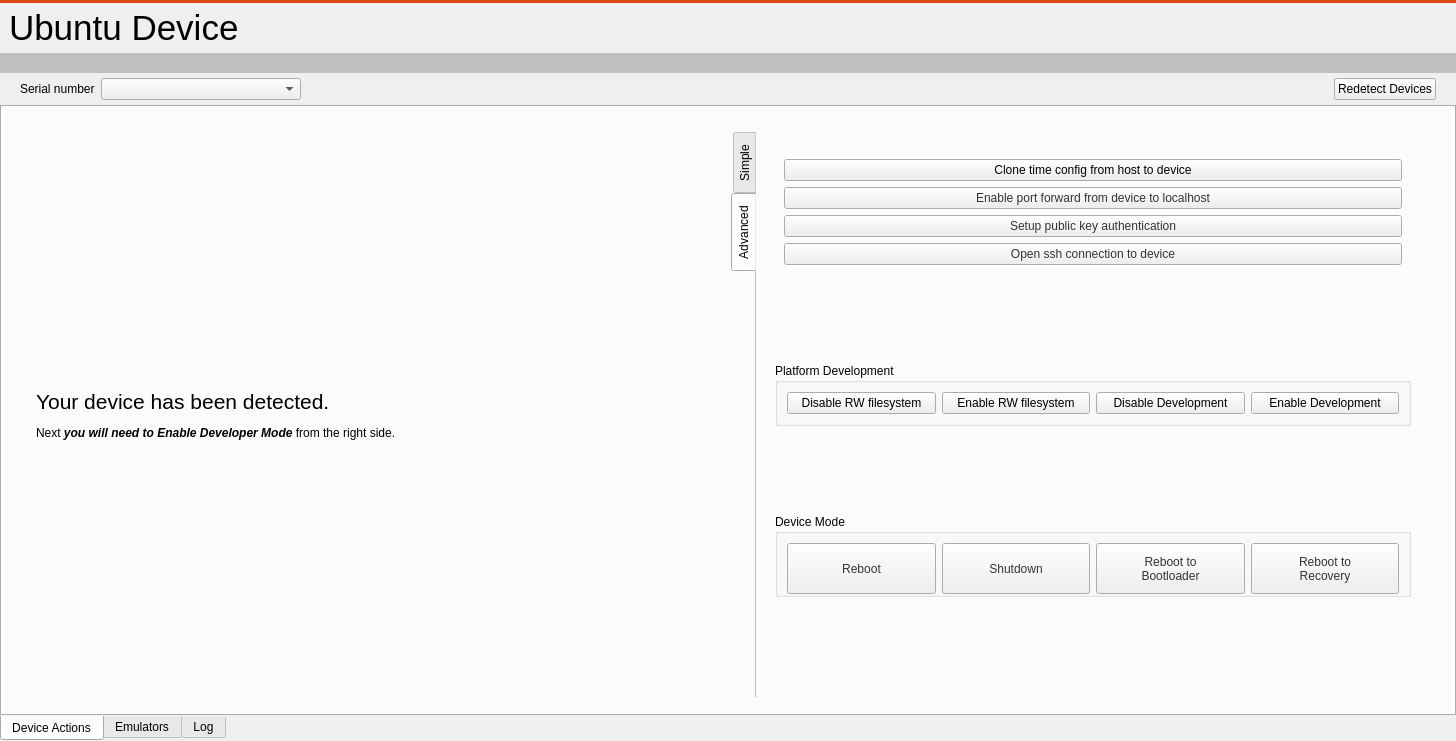
Old version of the form src/ubuntu/ubuntudeviceswidget.ui in the repository runelabs/qtcreator-plugin-ubuntu.
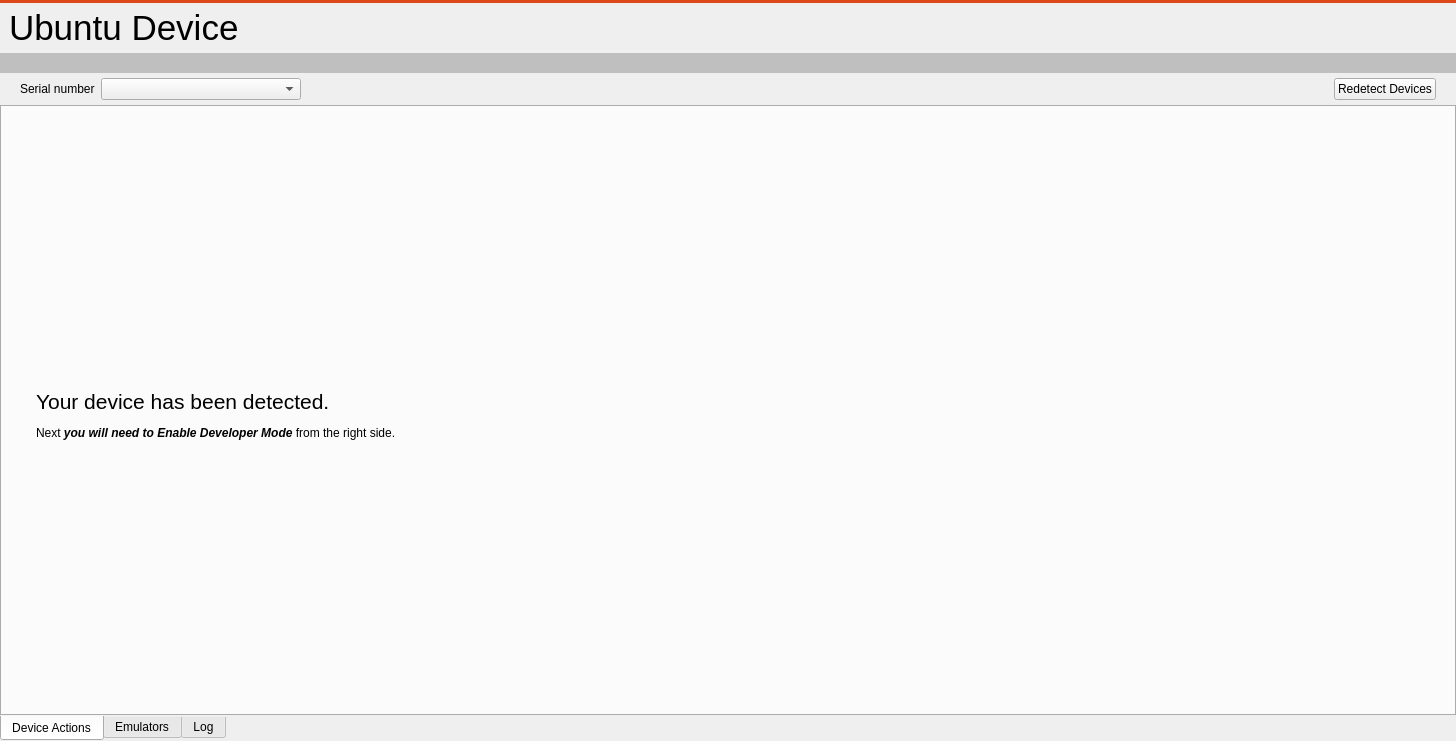
New version of the form. The open tabs and pages were chosen to show the change. Custom widgets are drawn as their Qt base class.

Commit message: more work on device support

What changed in the file:
```diff
--- a/src/ubuntu/ubuntudeviceswidget.ui
+++ b/src/ubuntu/ubuntudeviceswidget.ui
@@ -490,310 +490,9 @@
                        </widget>
                       </item>
                       <item>
-                       <widget class="QTabWidget" name="tabWidget_DeviceControlInput">
-                        <property name="tabPosition">
-                         <enum>QTabWidget::West</enum>
-                        </property>
-                        <property name="currentIndex">
-                         <number>1</number>
-                        </property>
-                        <property name="documentMode">
-                         <bool>true</bool>
-                        </property>
-                        <widget class="QWidget" name="tab_DeviceControlSimple">
-                         <attribute name="title">
-                          <string>Simple</string>
-                         </attribute>
-                         <layout class="QVBoxLayout" name="verticalLayout_6">
-                          <item>
-                           <widget class="QWidget" name="widget_2" native="true">
-                            <layout class="QVBoxLayout" name="verticalLayout_5">
-                             <item>
-                              <spacer name="verticalSpacer">
-                               <property name="orientation">
-                                <enum>Qt::Vertical</enum>
-                               </property>
-                               <property name="sizeHint" stdset="0">
-                                <size>
-                                 <width>20</width>
-                                 <height>40</height>
-                                </size>
-                               </property>
-                              </spacer>
-                             </item>
-                             <item>
-                              <widget class="QPushButton" name="pushButtonSshInstall">
-                               <property name="font">
-                                <font>
-                                 <family>Ubuntu</family>
-                                 <pointsize>12</pointsize>
-                                 <weight>50</weight>
-                                 <italic>false</italic>
-                                 <bold>false</bold>
-                                </font>
-                               </property>
-                               <property name="styleSheet">
-                                <string notr="true">padding: 10; color: #333</string>
-                               </property>
-                               <property name="text">
-                                <string>Enable Developer Mode</string>
-                               </property>
-                               <property name="flat">
-                                <bool>false</bool>
-                               </property>
-                              </widget>
-                             </item>
-                             <item>
-                              <widget class="QPushButton" name="pushButtonSshRemove">
-                               <property name="font">
-                                <font>
-                                 <family>Ubuntu</family>
-                                 <pointsize>12</pointsize>
-                                </font>
-                               </property>
-                               <property name="styleSheet">
-                                <string notr="true">padding: 10; color: #333</string>
-                               </property>
-                               <property name="text">
-                                <string>Disable Developer Mode</string>
-                               </property>
-                              </widget>
-                             </item>
-                             <item>
-                              <spacer name="verticalSpacer_2">
-                               <property name="orientation">
-                                <enum>Qt::Vertical</enum>
-                               </property>
-                               <property name="sizeHint" stdset="0">
-                                <size>
-                                 <width>20</width>
-                                 <height>40</height>
-                                </size>
-                               </property>
-                              </spacer>
-                             </item>
-                            </layout>
-                           </widget>
-                          </item>
-                         </layout>
-                        </widget>
-                        <widget class="QWidget" name="tab_DeviceControlAdvanced">
-                         <attribute name="title">
-                          <string>Advanced</string>
-                         </attribute>
-                         <layout class="QVBoxLayout" name="verticalLayout_10">
-                          <item>
-                           <widget class="QWidget" name="widgetSshProperties" native="true">
-                            <layout class="QVBoxLayout" name="verticalLayout_21">
-                             <item>
-                              <widget class="QWidget" name="widgetMovedToSettings" native="true">
-                               <layout class="QVBoxLayout" name="verticalLayout_9">
-                                <item>
-                                 <widget class="QPushButton" name="pushButtonCloneTimeConfig">
-                                  <property name="text">
-                                   <string>Clone time config from host to device</string>
-                                  </property>
-                                 </widget>
-                                </item>
-                                <item>
-                                 <widget class="QPushButton" name="pushButtonPortForward">
-                                  <property name="styleSheet">
-                                   <string notr="true">color: #333</string>
-                                  </property>
-                                  <property name="text">
-                                   <string>Enable port forward from device to localhost</string>
-                                  </property>
-                                 </widget>
-                                </item>
-                                <item>
-                                 <widget class="QPushButton" name="pushButtonSshSetupPublicKey">
-                                  <property name="enabled">
-                                   <bool>true</bool>
-                                  </property>
-                                  <property name="styleSheet">
-                                   <string notr="true">color: #333</string>
-                                  </property>
-                                  <property name="text">
-                                   <string>Setup public key authentication</string>
-                                  </property>
-                                 </widget>
-                                </item>
-                                <item>
-                                 <widget class="QPushButton" name="pushButtonSshConnect">
-                                  <property name="styleSheet">
-                                   <string notr="true">color: #333</string>
-                                  </property>
-                                  <property name="text">
-                                   <string>Open ssh connection to device</string>
-                                  </property>
-                                 </widget>
-                                </item>
-                               </layout>
-                              </widget>
-                             </item>
-                             <item>
-                              <spacer name="verticalSpacer_16">
-                               <property name="orientation">
-                                <enum>Qt::Vertical</enum>
-                               </property>
-                               <property name="sizeHint" stdset="0">
-                                <size>
-                                 <width>20</width>
-                                 <height>40</height>
-                                </size>
-                               </property>
-                              </spacer>
-                             </item>
-                             <item>
-                              <widget class="QGroupBox" name="groupBox_2">
-                               <property name="title">
-                                <string>Platform Development</string>
-                               </property>
-                               <layout class="QHBoxLayout" name="horizontalLayout_8">
-                                <item>
-                                 <widget class="QPushButton" name="pushButton_filesystem_rw_disable">
-                                  <property name="text">
-                                   <string>Disable RW filesystem</string>
-                                  </property>
-                                 </widget>
-                                </item>
-                                <item>
-                                 <widget class="QPushButton" name="pushButton_filesystem_rw_enable">
-                                  <property name="text">
-                                   <string>Enable RW filesystem</string>
-                                  </property>
-                                 </widget>
-                                </item>
-                                <item>
-                                 <widget class="QPushButton" name="pushButtonPlatformDevelopmentRemove">
-                                  <property name="text">
-                                   <string>Disable Development</string>
-                                  </property>
-                                 </widget>
-                                </item>
-                                <item>
-                                 <widget class="QPushButton" name="pushButtonPlatformDevelopment">
-                                  <property name="text">
-                                   <string>Enable Development</string>
-                                  </property>
-                                 </widget>
-                                </item>
-                               </layout>
-                              </widget>
-                             </item>
-                             <item>
-                              <spacer name="verticalSpacer_9">
-                               <property name="orientation">
-                                <enum>Qt::Vertical</enum>
-                               </property>
-                               <property name="sizeHint" stdset="0">
-                                <size>
-                                 <width>20</width>
-                                 <height>40</height>
-                                </size>
-                               </property>
-                              </spacer>
-                             </item>
-                             <item>
-                              <widget class="QGroupBox" name="groupBox">
-                               <property name="title">
-                                <string>Device Mode</string>
-                               </property>
-                               <layout class="QVBoxLayout" name="verticalLayout_7">
-                                <property name="bottomMargin">
-                                 <number>0</number>
-                                </property>
-                                <item>
-                                 <layout class="QHBoxLayout" name="horizontalLayout_4">
-                                  <item>
-                                   <widget class="QPushButton" name="pushButtonReboot">
-                                    <property name="sizePolicy">
-                                     <sizepolicy hsizetype="Minimum" vsizetype="Expanding">
-                                      <horstretch>0</horstretch>
-                                      <verstretch>0</verstretch>
-                                     </sizepolicy>
-                                    </property>
-                                    <property name="styleSheet">
-                                     <string notr="true">color: #333</string>
-                                    </property>
-                                    <property name="text">
-                                     <string>Reboot</string>
-                                    </property>
-                                   </widget>
-                                  </item>
-                                  <item>
-                                   <widget class="QPushButton" name="pushButtonShutdown">
-                                    <property name="sizePolicy">
-                                     <sizepolicy hsizetype="Minimum" vsizetype="Expanding">
-                                      <horstretch>0</horstretch>
-                                      <verstretch>0</verstretch>
-                                     </sizepolicy>
-                                    </property>
-                                    <property name="styleSheet">
-                                     <string notr="true">color: #333</string>
-                                    </property>
-                                    <property name="text">
-                                     <string>Shutdown</string>
-                                    </property>
-                                   </widget>
-                                  </item>
-                                  <item>
-                                   <widget class="QPushButton" name="pushButtonRebootToBootloader">
-                                    <property name="sizePolicy">
-                                     <sizepolicy hsizetype="Minimum" vsizetype="Expanding">
-                                      <horstretch>0</horstretch>
-                                      <verstretch>0</verstretch>
-                                     </sizepolicy>
-                                    </property>
-                                    <property name="styleSheet">
-                                     <string notr="true">color: #333</string>
-                                    </property>
-                                    <property name="text">
-                                     <string>Reboot to 
-Bootloader</string>
-                                    </property>
-                                   </widget>
-                                  </item>
-                                  <item>
-                                   <widget class="QPushButton" name="pushButtonRebootToRecovery">
-                                    <property name="sizePolicy">
-                                     <sizepolicy hsizetype="Minimum" vsizetype="Expanding">
-                                      <horstretch>0</horstretch>
-                                      <verstretch>0</verstretch>
-                                     </sizepolicy>
-                                    </property>
-                                    <property name="styleSheet">
-                                     <string notr="true">color: #333</string>
-                                    </property>
-                                    <property name="text">
-                                     <string>Reboot to
-Recovery</string>
-                                    </property>
-                                   </widget>
-                                  </item>
-                                 </layout>
-                                </item>
-                               </layout>
-                              </widget>
-                             </item>
-                             <item>
-                              <spacer name="verticalSpacer_3">
-                               <property name="orientation">
-                                <enum>Qt::Vertical</enum>
-                               </property>
-                               <property name="sizeHint" stdset="0">
-                                <size>
-                                 <width>20</width>
-                                 <height>40</height>
-                                </size>
-                               </property>
-                              </spacer>
-                             </item>
-                            </layout>
-                           </widget>
-                          </item>
-                         </layout>
-                        </widget>
+                       <widget class="QStackedWidget" name="stackedWidgetDeviceConfig">
+                        <widget class="QWidget" name="page"/>
+                        <widget class="QWidget" name="page_2"/>
                        </widget>
                       </item>
                      </layout>
```
Left out of the diff: 2 changed lines with no effect on the pictures. The commit also changes 14 other files.
